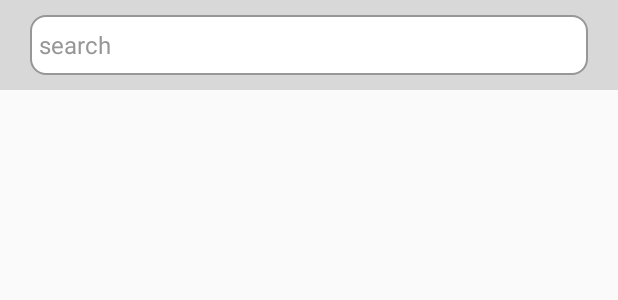
After one commit to darrenfantasy/CustomViewDemo, an Android app: the layout my_edittext_activity.xml on its own in the app's theme, with its tools: preview values and no code run, on a phone screen of 412 x 824 dp. The commit adds this screen. Shown: the top 300 px of the screen. Run offline under Robolectric (Android 15) with nearby library versions, the phone set to English and light mode, and no system bars.

Commit message:
add myEditText

```diff
--- a/app/src/main/AndroidManifest.xml
+++ b/app/src/main/AndroidManifest.xml
@@ -28,7 +28,10 @@
                   android:screenOrientation="portrait"/>
         <activity android:name=".ui.MyWordWrapActivity"
                   android:screenOrientation="portrait"/>
-        <activity android:name=".ui.MyProgressBarActivity"/>
+        <activity android:name=".ui.MyProgressBarActivity"
+                  android:screenOrientation="portrait"/>
+        <activity android:name=".ui.MyEditTextActivity"
+                  android:screenOrientation="portrait"/>
     </application>
 
 </manifest>
--- a/app/src/main/java/com/fantasy/darren/mycanvasdemo/adapter/MainActAdapter.java
+++ b/app/src/main/java/com/fantasy/darren/mycanvasdemo/adapter/MainActAdapter.java
@@ -10,6 +10,7 @@ import android.widget.TextView;
 import com.fantasy.darren.mycanvasdemo.R;
 import com.fantasy.darren.mycanvasdemo.ui.AnimationButtonActivity;
 import com.fantasy.darren.mycanvasdemo.ui.MyCanvasActivity;
+import com.fantasy.darren.mycanvasdemo.ui.MyEditTextActivity;
 import com.fantasy.darren.mycanvasdemo.ui.MyPickerViewActivity;
 import com.fantasy.darren.mycanvasdemo.ui.MyProgressBarActivity;
 import com.fantasy.darren.mycanvasdemo.ui.MySwitchButtonActivity;
@@ -78,6 +79,9 @@ public class MainActAdapter extends BaseAdapter {
                 } else if (position == 5) {
                     Intent intent = new Intent(parent.getContext(), MyProgressBarActivity.class);
                     parent.getContext().startActivity(intent);
+                } else if (position == 6) {
+                    Intent intent = new Intent(parent.getContext(), MyEditTextActivity.class);
+                    parent.getContext().startActivity(intent);
                 }
             }
         });
--- a/app/src/main/java/com/fantasy/darren/mycanvasdemo/ui/MainActivity.java
+++ b/app/src/main/java/com/fantasy/darren/mycanvasdemo/ui/MainActivity.java
@@ -17,7 +17,7 @@ public class MainActivity extends AppCompatActivity {
         super.onCreate(savedInstanceState);
         setContentView(R.layout.activity_main);
         ListView listView = (ListView) findViewById(R.id.main_list_view);
-        String[] itemNames ={"AnimationButton","MyCanvas","SwitchButton","pickerView","WordWrapView","LoadingView"};
+        String[] itemNames ={"AnimationButton","MyCanvas","SwitchButton","pickerView","WordWrapView","LoadingView","MyEditText"};
         ArrayList<String> stringArrayList = new ArrayList<>();
         Collections.addAll(stringArrayList,itemNames);
         MainActAdapter mainActAdapter = new MainActAdapter(stringArrayList);
--- /dev/null
+++ b/app/src/main/java/com/fantasy/darren/mycanvasdemo/widget/MyEditText.java
@@ -0,0 +1,253 @@
+package com.fantasy.darren.mycanvasdemo.widget;
+
+import android.content.Context;
+import android.graphics.Canvas;
+import android.graphics.drawable.Drawable;
+import android.text.Editable;
+import android.text.TextUtils;
+import android.text.TextWatcher;
+import android.util.AttributeSet;
+import android.view.KeyEvent;
+import android.view.MotionEvent;
+import android.view.View;
+import android.view.inputmethod.InputMethodManager;
+import android.widget.EditText;
+
+import com.fantasy.darren.mycanvasdemo.R;
+
+
+/**
+ * Created by fantasy on 17/1/10.
+ * 自定义搜索输入框
+ */
+
+public class MyEditText extends EditText implements TextWatcher, View.OnFocusChangeListener, View.OnKeyListener {
+    /**
+     * 是否是默认图标再左边的样式
+     */
+    private boolean isLeft = false;
+    /**
+     * 是否点击EnterKey
+     */
+    private boolean pressEnterKey = false;
+    /**
+     * IconCenterEditText监听
+     */
+    private OnEditTextListener listener;
+
+    /**
+     * 默认的IconCenterEditText监听
+     */
+    private OnEditTextListener deFaultListener = new OnEditTextListener() {
+        @Override
+        public void onEnterKeyAction(View view) {
+
+        }
+
+        @Override
+        public void onHasFocusAction(View view) {
+
+        }
+
+        @Override
+        public void onLostFocusAction(View view) {
+
+        }
+    };
+
+
+    /**
+     * 删除按钮的引用
+     */
+    private Drawable mClearDrawable;
+
+    public void setOnEditTextListener(OnEditTextListener listener) {
+        this.listener = listener;
+    }
+
+    public MyEditText(Context context) {
+        this(context, null);
+        init();
+    }
+
+    public MyEditText(Context context, AttributeSet attrs) {
+        this(context, attrs, android.R.attr.editTextStyle);
+        init();
+    }
+
+    public MyEditText(Context context, AttributeSet attrs, int defStyleAttr) {
+        super(context, attrs, defStyleAttr);
+        init();
+    }
+
+    private void init() {
+
+
+        //获取EditText的DrawableRight,假如没有设置我们就使用默认的图片
+        //getCompoundDrawables()方法,该方法返回包含控件左,上,右,下四个位置的Drawable的数组
+        mClearDrawable = getCompoundDrawables()[2];
+        if (mClearDrawable == null) {
+            mClearDrawable = getResources().getDrawable(R.mipmap.icon_text_delete);
+        }
+
+        //对drawable的边界进行处理
+        mClearDrawable.setBounds(0, 0, mClearDrawable.getIntrinsicWidth(), mClearDrawable.getIntrinsicHeight());
+
+        //初始化默认清除图标不可见
+        setClearIconVisible(false);
+
+        //设置输入框焦点变化情况的监听
+        setOnFocusChangeListener(this);
+        //设置输入框KeyEnter键按下的监听
+        setOnKeyListener(this);
+        //设置输入框里面内容发生改变的监听
+        addTextChangedListener(this);
+
+    }
+
+
+    @Override
+    protected void onDraw(Canvas canvas) {
+
+        if (isLeft) {
+
+            // 如果是默认样式，则直接绘制
+            super.onDraw(canvas);
+
+        } else {
+
+            //如果不是默认样式，需要将图标绘制在中间
+            Drawable[] drawables = getCompoundDrawables();
+            Drawable drawableLeft = drawables[0];
+            translate(drawableLeft, canvas);
+            super.onDraw(canvas);
+
+        }
+
+    }
+
+    public void translate(Drawable drawable, Canvas canvas) {
+        if (drawable != null) {
+            float textWidth = getPaint().measureText(getHint().toString());
+            int drawablePadding = getCompoundDrawablePadding();
+            int drawableWidth = drawable.getIntrinsicWidth();
+            float bodyWidth = textWidth + drawableWidth + drawablePadding;
+            if (drawable == getCompoundDrawables()[0]) {
+                //平移画布
+                canvas.translate((getWidth() - bodyWidth - getPaddingLeft() - getPaddingRight()) / 2, 0);
+            }
+        }
+    }
+
+    @Override
+    public void onFocusChange(View v, boolean hasFocus) {
+
+        // 恢复EditText默认的样式
+        if (TextUtils.isEmpty(getText().toString())) {
+
+            isLeft = hasFocus;
+
+            if (listener == null)
+                listener = deFaultListener;
+
+            if (hasFocus) {
+                listener.onHasFocusAction(v);
+            } else {
+                listener.onLostFocusAction(v);
+            }
+        }
+    }
+
+    @Override
+    public boolean onKey(View v, int keyCode, KeyEvent event) {
+        pressEnterKey = (keyCode == KeyEvent.KEYCODE_ENTER);
+        if (pressEnterKey) {
+            /*隐藏软键盘*/
+            InputMethodManager imm = (InputMethodManager) v.getContext().getSystemService(Context.INPUT_METHOD_SERVICE);
+            if (imm.isActive()) {
+                imm.hideSoftInputFromWindow(v.getApplicationWindowToken(), 0);
+            }
+
+            if (listener == null)
+                listener = deFaultListener;
+
+            if (event.getAction() == KeyEvent.ACTION_UP) {
+                listener.onEnterKeyAction(v);
+            }
+        }
+        return false;
+    }
+
+
+    /**
+     * 因为我们不能直接给EditText设置点击事件，所以我们用记住我们按下的位置来模拟点击事件
+     * 当我们按下的位置 在  EditText的宽度 - 图标到控件右边的间距 - 图标的宽度  和
+     * EditText的宽度 - 图标到控件右边的间距之间我们就算点击了图标，竖直方向就没有考虑。
+     * <p>
+     * getWidth():得到控件的宽度
+     * event.getX():抬起时的坐标(改坐标是相对于控件本身而言的)
+     * getTotalPaddingRight():clean的图标左边缘至控件右边缘的距离
+     * getPaddingRight():clean的图标右边缘至控件右边缘的距离
+     * <p>
+     * 于是:
+     * getWidth() - getTotalPaddingRight()表示:
+     * 控件左边到clean的图标左边缘的区域
+     * getWidth() - getPaddingRight()表示:
+     * 控件左边到clean的图标右边缘的区域
+     * 所以这两者之间的区域刚好是clean的图标的区域
+     */
+    @Override
+    public boolean onTouchEvent(MotionEvent event) {
+        if (event.getAction() == MotionEvent.ACTION_UP) {
+            if (mClearDrawable != null) {
+
+                boolean touchable = event.getX() > (getWidth() - getTotalPaddingRight())
+                        && (event.getX() < ((getWidth() - getPaddingRight())));
+
+                if (touchable) {
+                    this.setText("");
+                }
+            }
+        }
+
+        return super.onTouchEvent(event);
+    }
+
+    @Override
+    public void beforeTextChanged(CharSequence s, int start, int count, int after) {
+
+    }
+
+    @Override
+    public void afterTextChanged(Editable s) {
+
+    }
+
+
+    @Override
+    public void onTextChanged(CharSequence s, int start, int count, int after) {
+        setClearIconVisible(s.length() > 0);
+        isLeft = true;
+    }
+
+    /**
+     * 设置清除图标的显示与隐藏，调用setCompoundDrawables为EditText绘制上去
+     *
+     * @param visible
+     */
+    protected void setClearIconVisible(boolean visible) {
+        Drawable right = visible ? mClearDrawable : null;
+        setCompoundDrawables(getCompoundDrawables()[0],
+                getCompoundDrawables()[1], right, getCompoundDrawables()[3]);
+    }
+
+
+    public interface OnEditTextListener {
+        void onEnterKeyAction(View view);
+
+        void onHasFocusAction(View view);
+
+        void onLostFocusAction(View view);
+    }
+
+}
--- /dev/null
+++ b/app/src/main/res/drawable/shape_edittext_full.xml
@@ -0,0 +1,9 @@
+<?xml version="1.0" encoding="utf-8"?>
+<shape xmlns:android="http://schemas.android.com/apk/res/android"
+    android:shape="rectangle">
+    <corners android:radius="10dp" />
+    <solid android:color="@color/white" />
+    <stroke
+        android:width="1dp"
+        android:color="@color/gray_97" />
+</shape>
--- /dev/null
+++ b/app/src/main/res/layout/my_edittext_activity.xml
@@ -0,0 +1,31 @@
+<?xml version="1.0" encoding="utf-8"?>
+<LinearLayout xmlns:android="http://schemas.android.com/apk/res/android"
+              android:focusable="true"
+              android:orientation="vertical"
+              android:layout_width="match_parent"
+              android:layout_height="match_parent">
+    <LinearLayout
+        android:layout_width="match_parent"
+        android:layout_height="60dp"
+        android:background="@color/gray_d8"
+        android:focusable="true"
+        android:focusableInTouchMode="true"
+        android:padding="10dp">
+
+        <com.fantasy.darren.mycanvasdemo.widget.MyEditText
+            android:id="@+id/editview"
+            android:layout_width="match_parent"
+            android:layout_height="40dp"
+            android:layout_gravity="center_vertical"
+            android:layout_marginLeft="10dp"
+            android:layout_marginRight="10dp"
+            android:background="@drawable/shape_edittext_full"
+            android:drawableRight="@mipmap/icon_text_delete"
+            android:hint="search"
+            android:drawablePadding="3dp"
+            android:paddingLeft="6dp"
+            android:textColor="@color/black"
+            android:textColorHint="@color/gray_97"
+            android:textSize="16sp"/>
+    </LinearLayout>
+</LinearLayout>
--- a/app/src/main/res/values/colors.xml
+++ b/app/src/main/res/values/colors.xml
@@ -3,4 +3,12 @@
     <color name="colorPrimary">#3F51B5</color>
     <color name="colorPrimaryDark">#303F9F</color>
     <color name="colorAccent">#FF4081</color>
+    <color name="white">#ffffff</color>
+    <color name="black">#000000</color>
+    <color name="gray_97">#979797</color>
+    <color name="gray_f2">#f2f2f2</color>
+    <color name="gray_d8">#D8D8D8</color>
+    <color name="blue_1B">#1B82D2</color>
+    <color name="blue_0B">#0BC4CD</color>
+    <color name="black_4a">#4A4A4A</color>
 </resources>
```
Also changed, not shown: app/src/main/java/com/fantasy/darren/mycanvasdemo/ui/MyEditTextActivity.java (added, +33 -0 lines), app/src/main/java/com/fantasy/darren/mycanvasdemo/ui/MyProgressBarActivity.java (+38 -0 lines), app/src/main/java/com/fantasy/darren/mycanvasdemo/widget/MyProgressBar.java (+5 -4 lines), app/src/main/res/layout/my_progressbar_activity.xml (+5 -4 lines), app/src/main/res/mipmap-hdpi/icon_text_delete.png (added), app/src/main/res/mipmap-hdpi/search_icon.png (added).
